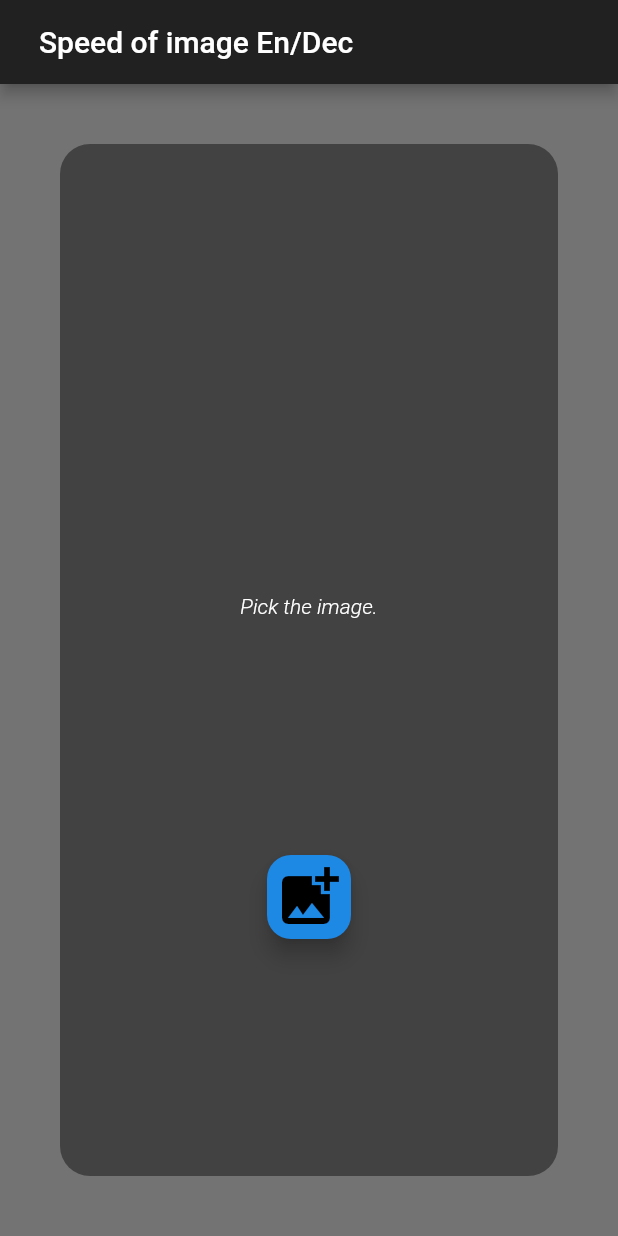
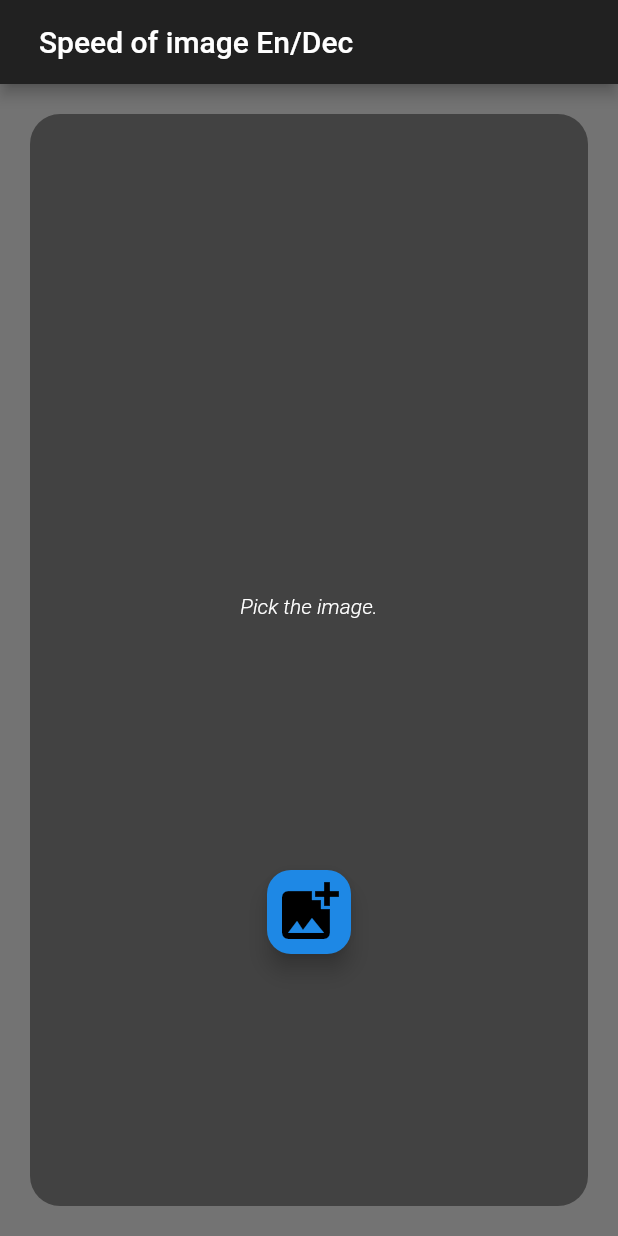
Before and after one commit to PtrHtn/speed_of_img_endec, a Flutter app: the screen it shows after launch, on a phone screen of 412 x 824 dp. Run offline on Flutter 3.47's test engine with Material 2 defaults, Android fonts, the phone set to English and light mode, and no system bars; our stand-ins replace file_picker, get.

Commit message:
Update portrait_layout Container margin from 40 to 20

```diff
--- a/lib/pages/home/widgets/portrait_layout.dart
+++ b/lib/pages/home/widgets/portrait_layout.dart
@@ -36,7 +36,7 @@ class PortraitLayoutBody extends GetView<HomeController>{
     return Container(
       color: Color(0xFF737373),
       child: Container(
-        margin: EdgeInsets.all(40),
+        margin: EdgeInsets.all(20),
         decoration: BoxDecoration(
           color: Theme
               .of(context)
```
